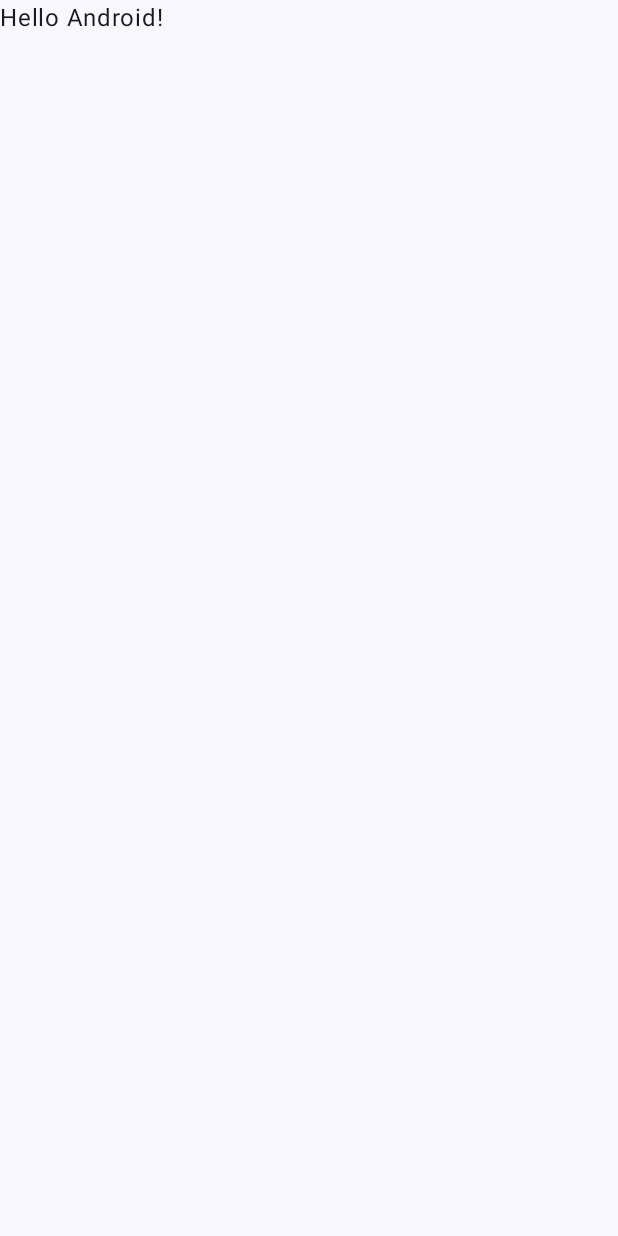
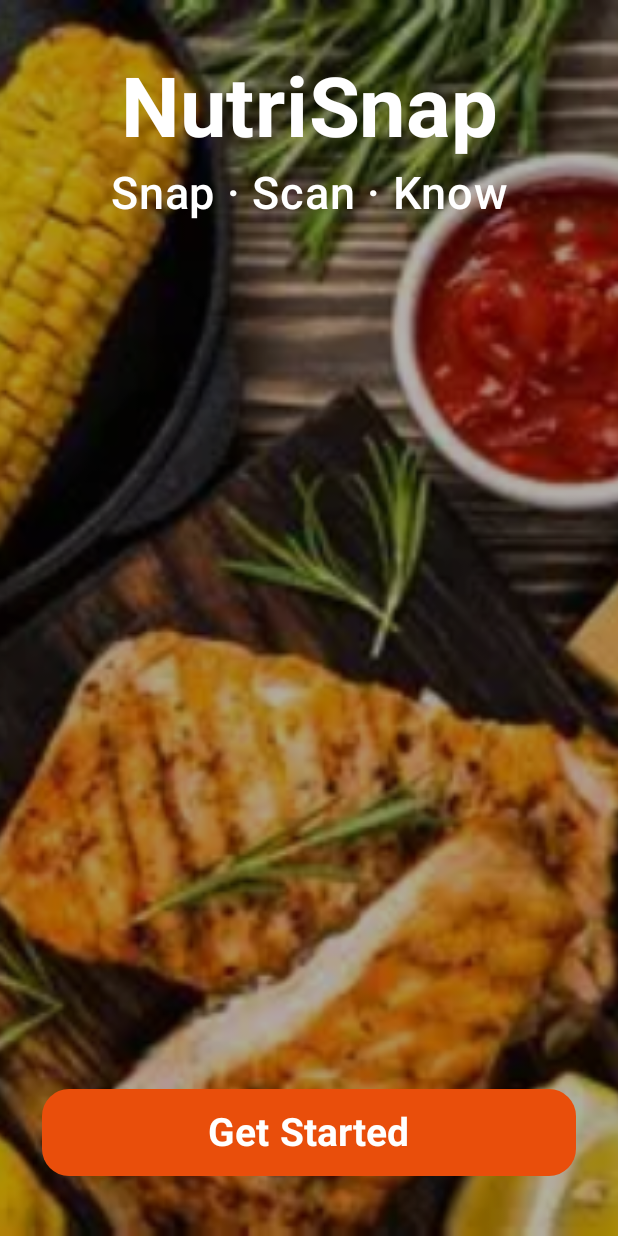
Before and after one commit to gakenyim/NutriSnap, an Android app built with Jetpack Compose: the screen it shows after launch (MainActivity), on a phone screen of 412 x 824 dp. Before the commit the screen is almost empty. Run offline under Robolectric (Android 15) with nearby library versions, the phone set to English and light mode, and no system bars.

Commit message:
NutriSnap Welcome Screen

```diff
--- a/app/src/main/java/com/example/nutrisnap/MainActivity.kt
+++ b/app/src/main/java/com/example/nutrisnap/MainActivity.kt
@@ -11,37 +11,24 @@ import androidx.compose.material3.Text
 import androidx.compose.runtime.Composable
 import androidx.compose.ui.Modifier
 import androidx.compose.ui.tooling.preview.Preview
+import com.example.nutrisnap.ui.auth.WelcomeScreen
 import com.example.nutrisnap.ui.theme.NutriSnapTheme
 
 class MainActivity : ComponentActivity() {
     override fun onCreate(savedInstanceState: Bundle?) {
         super.onCreate(savedInstanceState)
         enableEdgeToEdge()
+        //setContent tells Android that we want to display a Jetpack Compose interface
         setContent {
             NutriSnapTheme {
-                Scaffold(modifier = Modifier.fillMaxSize()) { innerPadding ->
-                    Greeting(
-                        name = "Android",
-                        modifier = Modifier.padding(innerPadding)
-                    )
-                }
+                // Tells compose to display welcome screen
+                WelcomeScreen(
+                    //Callback function that allows the WelcomeScreen to tell MainActivity what should happen when the user clicks Get Started.
+                    onGetStartedClick = {
+
+                    }
+                )
             }
         }
     }
 }
-
-@Composable
-fun Greeting(name: String, modifier: Modifier = Modifier) {
-    Text(
-        text = "Hello $name!",
-        modifier = modifier
-    )
-}
-
-@Preview(showBackground = true)
-@Composable
-fun GreetingPreview() {
-    NutriSnapTheme {
-        Greeting("Android")
-    }
-}
--- /dev/null
+++ b/app/src/main/java/com/example/nutrisnap/ui/auth/WelcomeScreen.kt
@@ -0,0 +1,116 @@
+
+package com.example.nutrisnap.ui.auth
+
+import androidx.compose.foundation.Image
+import androidx.compose.foundation.background
+import androidx.compose.foundation.layout.*
+import androidx.compose.foundation.shape.RoundedCornerShape
+import androidx.compose.material3.Button
+import androidx.compose.material3.ButtonDefaults
+import androidx.compose.material3.Text
+import androidx.compose.runtime.Composable
+import androidx.compose.ui.Alignment
+import androidx.compose.ui.Modifier
+import androidx.compose.ui.draw.clip
+import androidx.compose.ui.graphics.Color
+import androidx.compose.ui.layout.ContentScale
+import androidx.compose.ui.res.painterResource
+import androidx.compose.ui.text.font.FontStyle
+import androidx.compose.ui.text.font.FontWeight
+import androidx.compose.ui.text.style.TextAlign
+import androidx.compose.ui.unit.dp
+import androidx.compose.ui.unit.sp
+import com.example.nutrisnap.R
+import androidx.compose.ui.tooling.preview.Preview
+import com.example.nutrisnap.ui.theme.NutriSnapTheme
+
+
+@Composable
+fun WelcomeScreen(
+    onGetStartedClick: () -> Unit
+) {
+    // Compose layout that allows us to stack elements on top of one another
+    Box(
+        modifier = Modifier.fillMaxSize() //tells the box to occupy all the available screen space
+    ) {
+
+        // Full-screen food background
+        Image(
+            // painterResource() - loads an image from Android resources
+            painter = painterResource(
+                id = R.drawable.food_background
+            ),
+            contentDescription = "NutriSnap food background",
+            modifier = Modifier.fillMaxSize(), // Image fills the screen
+            contentScale = ContentScale.Crop //Fills the area while cropping excess image portions if necessary
+        )
+
+        // Dark overlay to make text readable
+        Box(
+            modifier = Modifier
+                .fillMaxSize()
+                .background(Color.Black.copy(alpha = 0.30f))
+        )
+
+        // Top branding and bottom button
+        // Column arranges elements vertically, one below another.
+        Column(
+            modifier = Modifier
+                .fillMaxSize()
+                .padding(horizontal = 28.dp, vertical = 40.dp),
+            horizontalAlignment = Alignment.CenterHorizontally,
+            verticalArrangement = Arrangement.SpaceBetween
+        ) {
+
+            // Top section
+            Column(
+                horizontalAlignment = Alignment.CenterHorizontally
+            ) {
+                Text(
+                    text = "NutriSnap",
+                    fontSize = 55.sp,
+                    fontWeight = FontWeight.Bold,
+                    color = Color.White
+                )
+
+                Spacer(modifier = Modifier.height(6.dp))
+
+                Text(
+                    text = "Snap · Scan · Know",
+                    fontSize = 30.sp,
+                    fontWeight = FontWeight.Medium,
+                    color = Color.White
+                )
+            }
+
+            // Bottom button
+            Button(
+                onClick = onGetStartedClick,
+                modifier = Modifier
+                    .fillMaxWidth()
+                    .height(58.dp),
+                shape = RoundedCornerShape(18.dp),
+                colors = ButtonDefaults.buttonColors(
+                    containerColor = Color(0xFFE94E0B),
+                    contentColor = Color.White
+                )
+            ) {
+                Text(
+                    text = "Get Started",
+                    fontSize = 26.sp,
+                    fontWeight = FontWeight.Bold
+                )
+            }
+        }
+    }
+}
+// To preview the screen
+//@Preview(showBackground = true, showSystemUi = true)
+//@Composable
+//fun WelcomeScreenPreview() {
+//    NutriSnapTheme {
+//        WelcomeScreen(
+//            onGetStartedClick = {}
+//        )
+//    }
+//}
```
Also changed, not shown: app/src/main/res/drawable/food_background.jpg (added).
